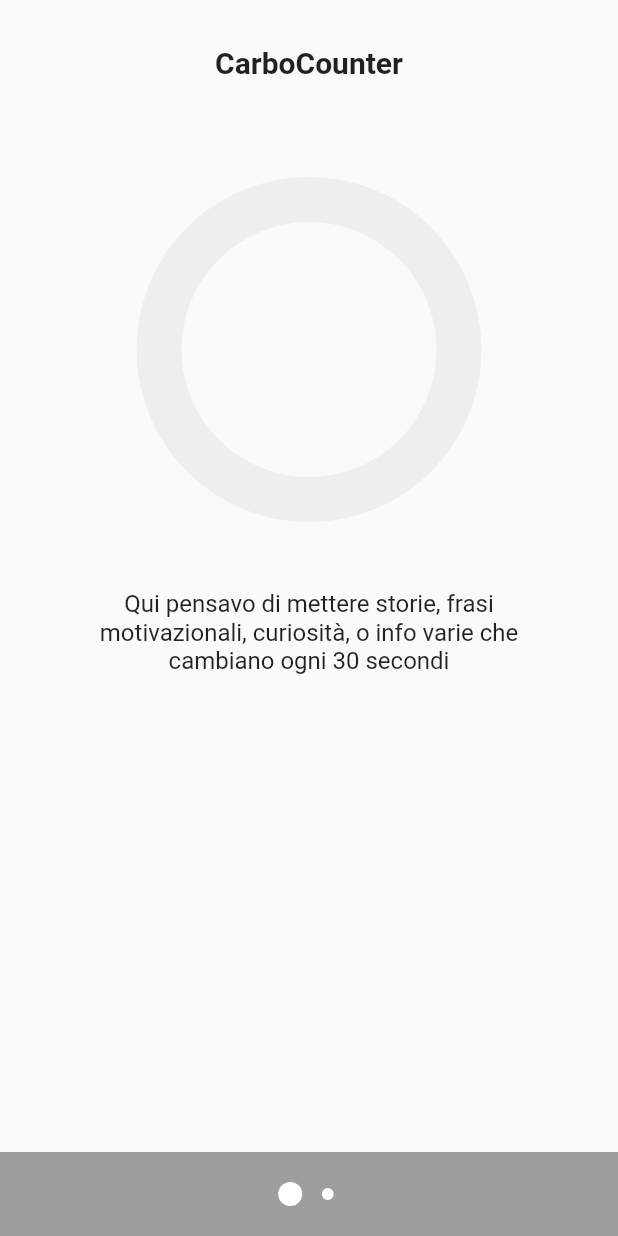
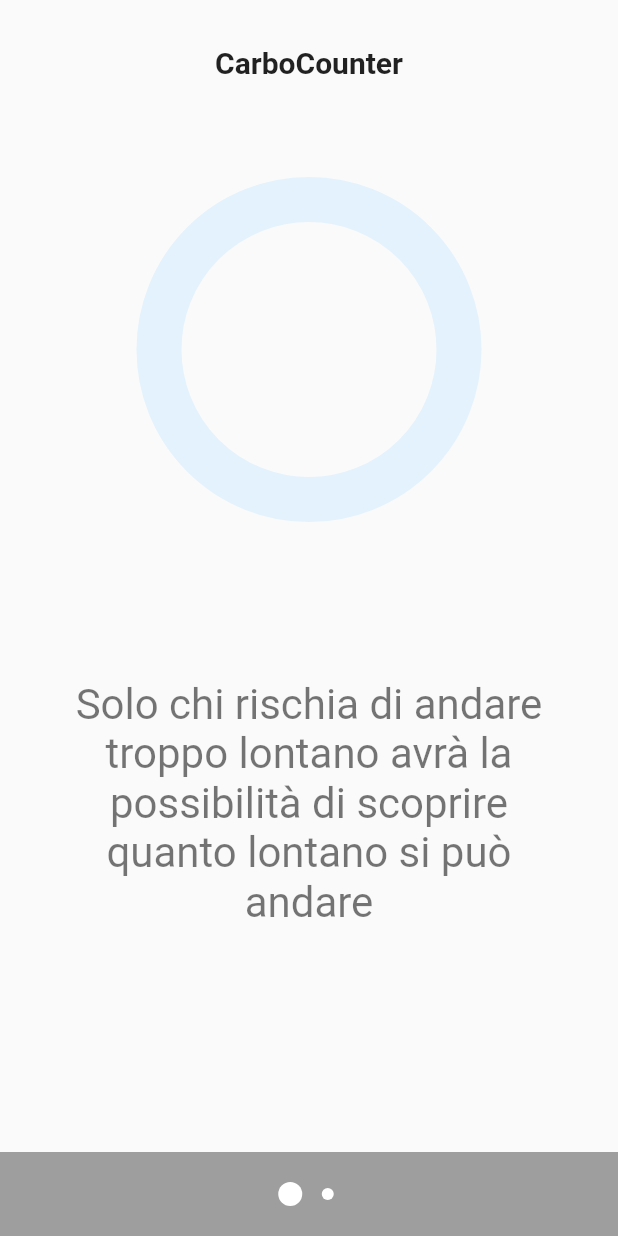
Before and after one commit to DavideBombassei/CarboTracker, a Flutter app: the PageViewDemo screen opened directly, on a phone screen of 412 x 824 dp. Run offline on Flutter 3.47's test engine with Material 2 defaults, Android fonts, the phone set to English and light mode, and no system bars; drawn by our look-alikes of animated_text_kit; our stand-ins replace avatar_glow, datetime_picker_formfield, google_fonts, shared_preferences, table_calendar; missing offline and left inert: dynamic_themes, image_downloader; accounts and stored records are empty.

Commit message:
Working Carbolist. Modified animated Text

```diff
--- a/app19/lib/main.dart
+++ b/app19/lib/main.dart
@@ -1,7 +1,7 @@
 import 'package:app19/others/profile.dart';
 import 'package:app19/others/carbohydrates.dart';
 import 'package:app19/screens/calendar.dart';
-import 'package:app19/screens/carbolist.dart';
+import 'package:app19/screens/carbolistUpdate.dart';
 import 'package:app19/screens/editprofile.dart';
 import 'package:app19/screens/profilepage.dart';
 import 'package:flutter/material.dart';
@@ -101,7 +101,7 @@ class MyApp extends StatelessWidget {
                 'home': (context) => HomePage(),
                 'calendar': (context) => Calendar(),
                 'settings': (context) => Settings(title: 'Settings'),
-                'carbolist': (context) => CarboList(),
+                'carbolistUpdate': (context) => CarboListUpdate(),
                 'profilepage': (context) => ProfilePage(),
                 'editprofile': (context) => EditProfile(),
                 'info': (context) => InfoPage(),
--- a/app19/lib/screens/carbocounter.dart
+++ b/app19/lib/screens/carbocounter.dart
@@ -1,6 +1,8 @@
+import 'dart:math';
+
 import 'package:app19/others/carbohydrates.dart';
 import 'package:flutter/material.dart';
-import 'package:app19/screens/carbolist.dart';
+import 'package:google_fonts/google_fonts.dart';
 import 'package:provider/provider.dart';
 import 'package:animated_text_kit/animated_text_kit.dart';
 
@@ -11,7 +13,11 @@ class CarboCounter extends StatefulWidget {
 
 class _CarboCounterState extends State<CarboCounter> {
   List<String> phrases = [
-    'Qui pensavo di mettere storie, frasi motivazionali, curiosità, o info varie che cambiano ogni 30 secondi'
+    'Solo chi rischia di andare troppo lontano avrà la possibilità di scoprire quanto lontano si può andare',
+    'Se non credi in te stesso, nessuno lo farà per te',
+    'Quando ti dicono che non puoi farcela, ti stanno mostrando i loro limiti, non i tuoi',
+    'Senza ambizione non si inizia nulla. Senza lavoro non si finisce nulla. Il successo non ti verrà regalato. Devi conquistarlo',
+    'La vita è per il 10% cosa ti accade e per il 90% come reagisci'
   ];
 
   @override
@@ -21,7 +27,10 @@ class _CarboCounterState extends State<CarboCounter> {
       child: Column(children: [
         Text(
           'CarboCounter',
-          style: TextStyle(fontWeight: FontWeight.bold, fontSize: 20),
+          style: TextStyle(
+            fontWeight: FontWeight.bold,
+            fontSize: 20,
+          ),
         ),
         SizedBox(
           height: 80,
@@ -30,7 +39,7 @@ class _CarboCounterState extends State<CarboCounter> {
           child:
               Consumer<carbohydrates>(builder: (context, carbohydrates, child) {
             return CircularProgressIndicator(
-              backgroundColor: Colors.grey[200],
+              backgroundColor: Theme.of(context).secondaryHeaderColor,
               value: carbgrams,
               strokeWidth: 30,
             );
@@ -39,15 +48,85 @@ class _CarboCounterState extends State<CarboCounter> {
           width: 200,
         ),
         Container(
-          padding: EdgeInsets.all(60),
-          child: AnimatedTextKit(animatedTexts: [
-            TypewriterAnimatedText(
-              phrases.first,
-              textAlign: TextAlign.center,
-              textStyle: TextStyle(fontSize: 16),
-              speed: Duration(milliseconds: 100),
-            ),
-          ]),
+          color: Colors.amber,
+        ),
+        /*Container(
+          child: Stack(
+            clipBehavior: Clip.none,
+            children: <Widget>[
+              Positioned(
+                left: -96,
+                top: 96,
+                child: Container(
+                  child: Container(
+                    child: AnimatedTextKit(repeatForever: true, animatedTexts: [
+                      TyperAnimatedText(
+                        phrases[Random().nextInt(phrases.length)],
+                        textStyle: const TextStyle(
+                          fontSize: 16,
+                          color: Colors.white,
+                          fontFamily: 'Comic Sans',
+                          fontStyle: FontStyle.italic,
+                        ),
+                        speed: const Duration(milliseconds: 100),
+                        textAlign: TextAlign.center,
+                      ),
+                    ]),
+                  ),
+                  decoration: BoxDecoration(
+                    color: Theme.of(context).colorScheme.secondary,
+                    borderRadius: BorderRadius.circular(10),
+                  ),
+                  width: 220,
+                  height: 140,
+                ),
+              ),
+              Positioned(
+                left: 60,
+                top: 200,
+                child: Container(
+                  decoration: BoxDecoration(
+                    color: Theme.of(context).colorScheme.background,
+                    borderRadius: BorderRadius.circular(10),
+                  ),
+                  width: 120,
+                  height: 80,
+                ),
+              ),
+              Positioned(
+                child: Container(
+                  width: 80,
+                  height: 80,
+                ),
+              )
+            ],
+          ),
+        )*/
+        Container(
+          padding: EdgeInsets.symmetric(vertical: 120, horizontal: 40),
+          child: DefaultTextStyle(
+            style: GoogleFonts.reenieBeanie(
+                fontSize: 28.0, color: Theme.of(context).unselectedWidgetColor),
+            //style: GoogleFonts.tangerine(
+            //    fontSize: 28.0, color: Theme.of(context).unselectedWidgetColor),
+            //style: GoogleFonts.oleoScriptSwashCaps(
+            //    fontSize: 18.0, color: Theme.of(context).unselectedWidgetColor),
+            //style: GoogleFonts.pressStart2p(
+            //    height: 1.5,
+            //    fontSize: 10.0,
+            //    color: Theme.of(context).unselectedWidgetColor),
+            //style: GoogleFonts.pacifico(
+            //    fontSize: 18.0, color: Theme.of(context).unselectedWidgetColor),
+            //style: GoogleFonts.lobster(
+            //    fontSize: 18.0, color: Theme.of(context).unselectedWidgetColor),
+            child: AnimatedTextKit(repeatForever: true, animatedTexts: [
+              TyperAnimatedText(
+                phrases[Random().nextInt(phrases.length)],
+                speed: const Duration(milliseconds: 100),
+                textAlign: TextAlign.center,
+              ),
+            ]),
+          ),
         )
       ]),
     );
--- a/app19/pubspec.yaml
+++ b/app19/pubspec.yaml
@@ -50,6 +50,7 @@ dependencies:
       ref: master
   multiavatar: any
   animated_text_kit: ^4.2.1
+  google_fonts: ^2.3.2
 
 
 dev_dependencies:
```
Also changed, not shown: app19/lib/screens/carbolistUpdate.dart (added, +291 -0 lines), app19/pubspec.lock.
